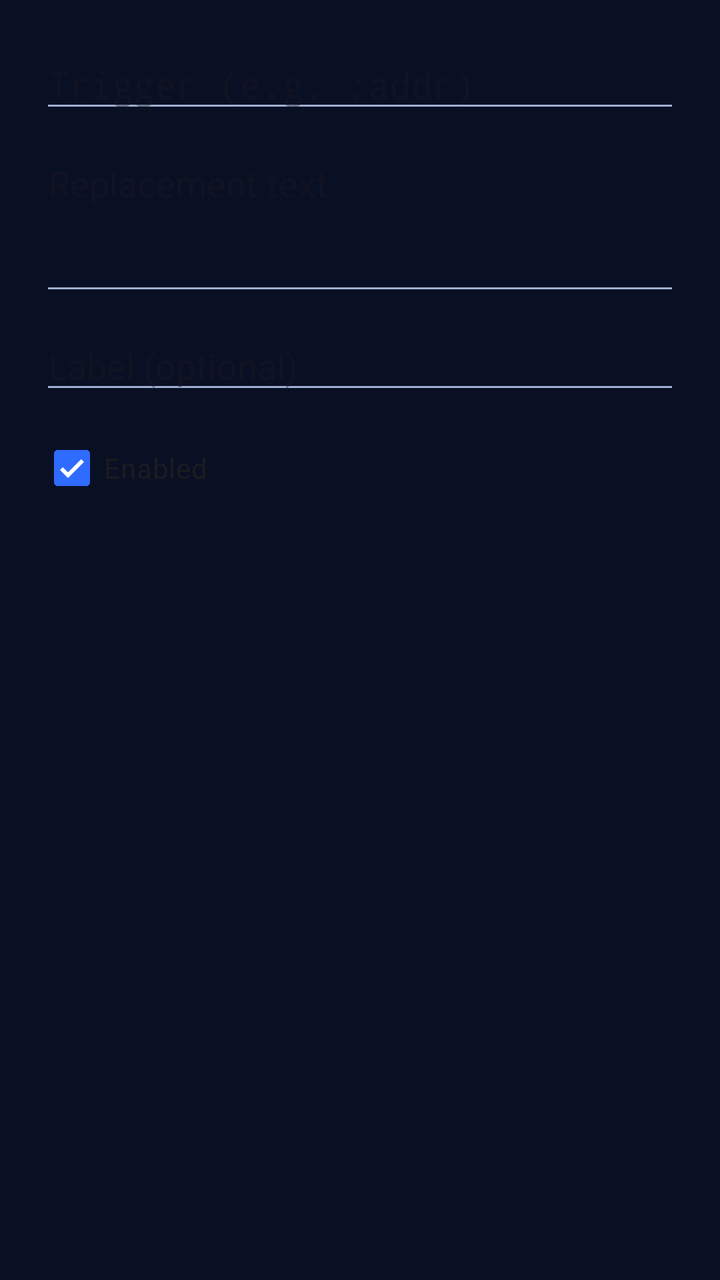
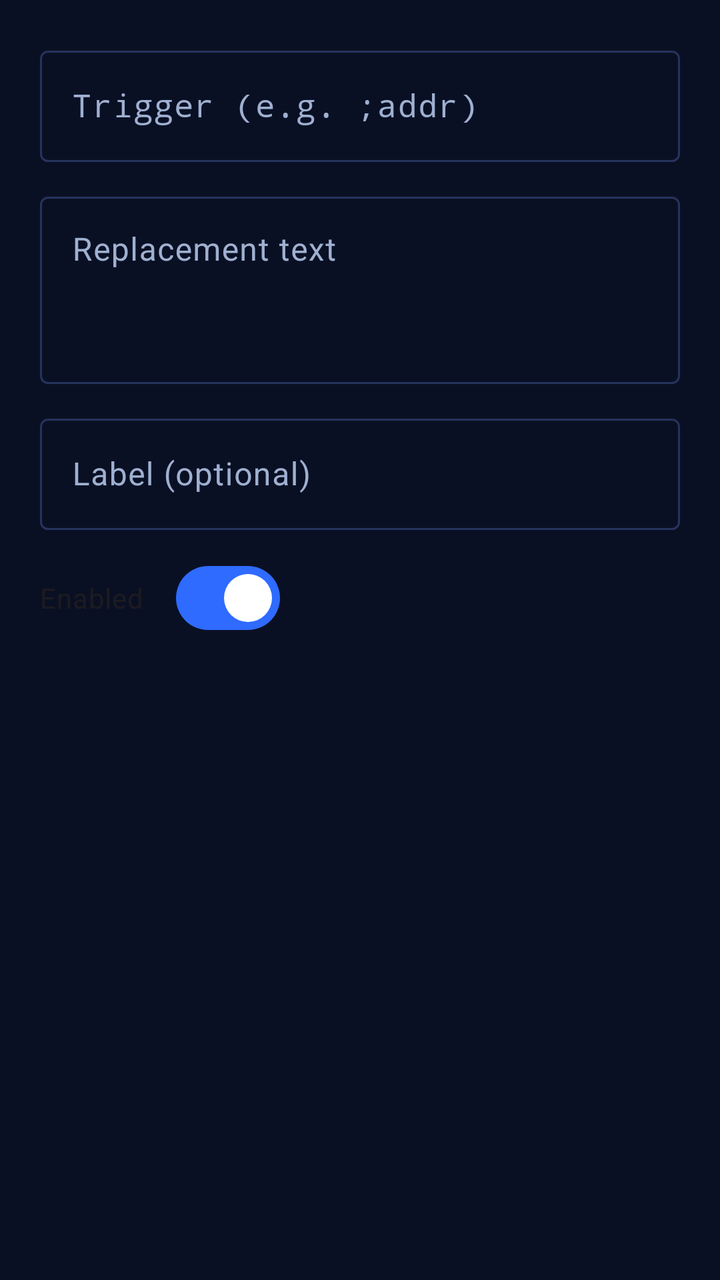

Screens rendered from an Android XML layout before and after an edit, with the pre-edit source and the edit as a unified diff.
<!-- AndroidManifest.xml: application theme Theme.Trexpanda -->
<!-- res/layout/dialog_edit_snippet.xml -->
<?xml version="1.0" encoding="utf-8"?>
<LinearLayout xmlns:android="http://schemas.android.com/apk/res/android"
    xmlns:tools="http://schemas.android.com/tools"
    android:layout_width="match_parent"
    android:layout_height="wrap_content"
    android:orientation="vertical"
    android:padding="20dp">

    <EditText
        android:id="@+id/triggerInput"
        android:layout_width="match_parent"
        android:layout_height="wrap_content"
        android:hint="Trigger (e.g. ;addr)"
        android:inputType="text"
        android:fontFamily="monospace"
        android:importantForAutofill="no"
        tools:ignore="HardcodedText,LabelFor" />

    <EditText
        android:id="@+id/replacementInput"
        android:layout_width="match_parent"
        android:layout_height="wrap_content"
        android:layout_marginTop="8dp"
        android:hint="Replacement text"
        android:inputType="textMultiLine"
        android:minLines="3"
        android:gravity="top"
        android:importantForAutofill="no"
        tools:ignore="HardcodedText,LabelFor" />

    <EditText
        android:id="@+id/labelInput"
        android:layout_width="match_parent"
        android:layout_height="wrap_content"
        android:layout_marginTop="8dp"
        android:hint="Label (optional)"
        android:inputType="text"
        android:importantForAutofill="no"
        tools:ignore="HardcodedText,LabelFor" />

    <CheckBox
        android:id="@+id/enabledCheck"
        android:layout_width="wrap_content"
        android:layout_height="wrap_content"
        android:layout_marginTop="8dp"
        android:checked="true"
        tools:ignore="HardcodedText"
        android:text="Enabled" />
</LinearLayout>
<!-- resources referenced by this layout -->
<resources>
  <style name="Theme.Trexpanda" parent="Theme.Material3.DayNight.NoActionBar">
          <item name="colorPrimary">@color/brand</item>
          <item name="colorOnPrimary">@color/brandOn</item>
          <item name="colorPrimaryContainer">@color/brandDark</item>
          <item name="colorOnPrimaryContainer">@color/text</item>
          <item name="colorSecondary">@color/accent</item>
          <item name="android:colorBackground">@color/bg</item>
          <item name="colorSurface">@color/surface</item>
          <item name="colorOnSurface">@color/text</item>
          <item name="colorSurfaceVariant">@color/surfaceVariant</item>
          <item name="colorOnSurfaceVariant">@color/muted</item>
          <item name="colorOutline">@color/outline</item>
          <item name="colorError">@color/danger</item>
          <item name="android:windowBackground">@color/bg</item>
          <item name="android:statusBarColor">@color/bg</item>
          <item name="android:navigationBarColor">@color/bg</item>
          <item name="android:textColorPrimary">@color/text</item>
          <item name="android:textColorSecondary">@color/muted</item>
      </style>
  <color name="brand">#2F6BFF</color>
  <color name="brandOn">#FFFFFF</color>
  <color name="brandDark">#1B3BFF</color>
  <color name="text">#EAF0FF</color>
  <color name="accent">#46B4FF</color>
  <color name="bg">#0A1024</color>
  <color name="surface">#121E44</color>
  <color name="surfaceVariant">#18254F</color>
  <color name="muted">#9FB0D0</color>
  <color name="outline">#26335C</color>
  <color name="danger">#FF6B81</color>
</resources>

<!-- the commit's change to res/layout/dialog_edit_snippet.xml (unified diff, before → after) -->
@@ -1,49 +1,68 @@
 <?xml version="1.0" encoding="utf-8"?>
 <LinearLayout xmlns:android="http://schemas.android.com/apk/res/android"
+    xmlns:app="http://schemas.android.com/apk/res-auto"
     xmlns:tools="http://schemas.android.com/tools"
     android:layout_width="match_parent"
     android:layout_height="wrap_content"
     android:orientation="vertical"
-    android:padding="20dp">
+    android:padding="20dp"
+    tools:ignore="HardcodedText">
 
-    <EditText
-        android:id="@+id/triggerInput"
+    <com.google.android.material.textfield.TextInputLayout
+        style="@style/Widget.Material3.TextInputLayout.OutlinedBox"
         android:layout_width="match_parent"
         android:layout_height="wrap_content"
-        android:hint="Trigger (e.g. ;addr)"
-        android:inputType="text"
-        android:fontFamily="monospace"
-        android:importantForAutofill="no"
-        tools:ignore="HardcodedText,LabelFor" />
+        android:hint="Trigger (e.g. ;addr)">
 
-    <EditText
-        android:id="@+id/replacementInput"
+        <com.google.android.material.textfield.TextInputEditText
+            android:id="@+id/triggerInput"
+            android:layout_width="match_parent"
+            android:layout_height="wrap_content"
+            android:fontFamily="monospace"
+            android:inputType="text"
+            android:importantForAutofill="no"
+            tools:ignore="LabelFor" />
+    </com.google.android.material.textfield.TextInputLayout>
+
+    <com.google.android.material.textfield.TextInputLayout
+        style="@style/Widget.Material3.TextInputLayout.OutlinedBox"
         android:layout_width="match_parent"
         android:layout_height="wrap_content"
-        android:layout_marginTop="8dp"
-        android:hint="Replacement text"
-        android:inputType="textMultiLine"
-        android:minLines="3"
-        android:gravity="top"
-        android:importantForAutofill="no"
-        tools:ignore="HardcodedText,LabelFor" />
+        android:layout_marginTop="12dp"
+        android:hint="Replacement text">
 
-    <EditText
-        android:id="@+id/labelInput"
+        <com.google.android.material.textfield.TextInputEditText
+            android:id="@+id/replacementInput"
+            android:layout_width="match_parent"
+            android:layout_height="wrap_content"
+            android:gravity="top"
+            android:inputType="textMultiLine"
+            android:minLines="3"
+            android:importantForAutofill="no"
+            tools:ignore="LabelFor" />
+    </com.google.android.material.textfield.TextInputLayout>
+
+    <com.google.android.material.textfield.TextInputLayout
+        style="@style/Widget.Material3.TextInputLayout.OutlinedBox"
         android:layout_width="match_parent"
         android:layout_height="wrap_content"
-        android:layout_marginTop="8dp"
-        android:hint="Label (optional)"
-        android:inputType="text"
-        android:importantForAutofill="no"
-        tools:ignore="HardcodedText,LabelFor" />
+        android:layout_marginTop="12dp"
+        android:hint="Label (optional)">
 
-    <CheckBox
+        <com.google.android.material.textfield.TextInputEditText
+            android:id="@+id/labelInput"
+            android:layout_width="match_parent"
+            android:layout_height="wrap_content"
+            android:inputType="text"
+            android:importantForAutofill="no"
+            tools:ignore="LabelFor" />
+    </com.google.android.material.textfield.TextInputLayout>
+
+    <com.google.android.material.materialswitch.MaterialSwitch
         android:id="@+id/enabledCheck"
         android:layout_width="wrap_content"
         android:layout_height="wrap_content"
-        android:layout_marginTop="8dp"
+        android:layout_marginTop="10dp"
         android:checked="true"
-        tools:ignore="HardcodedText"
         android:text="Enabled" />
 </LinearLayout>
